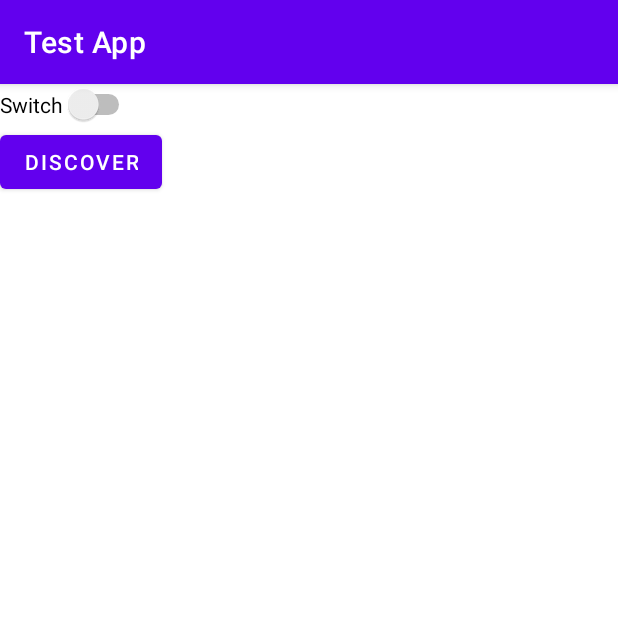
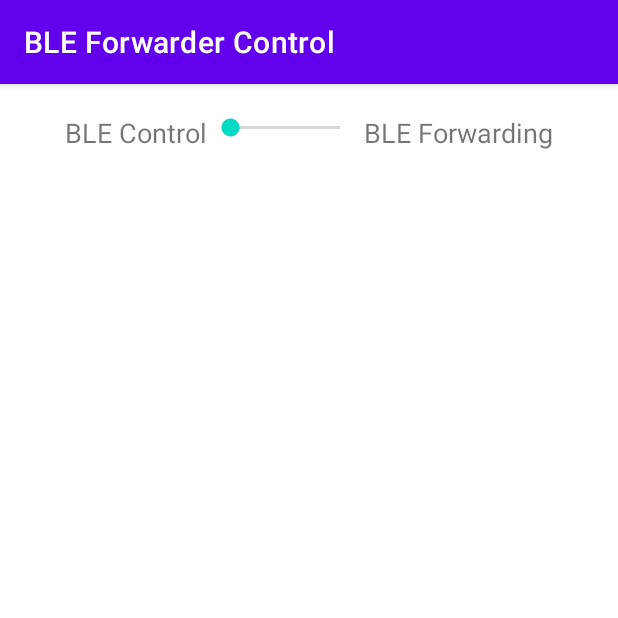
Before and after one commit to mythu207/thesis, an Android app: the GattActivity screen opened directly, with no data from a screen before it, on a phone screen of 412 x 824 dp, the top half of it. Run offline under Robolectric (Android 15) with nearby library versions, the phone set to English and light mode, and no system bars; 1 statement that could not run was skipped.

Commit message:
Update App

```diff
--- a/Android App/app/src/main/java/com/example/testapp/GattActivity.java
+++ b/Android App/app/src/main/java/com/example/testapp/GattActivity.java
@@ -27,6 +27,7 @@ import android.widget.ArrayAdapter;
 import android.widget.Button;
 import android.widget.CompoundButton;
 import android.widget.EditText;
+import android.widget.SeekBar;
 import android.widget.Switch;
 
 import java.util.ArrayList;
@@ -40,7 +41,7 @@ public class GattActivity extends AppCompatActivity {
     boolean connected;
     String deviceAddress;
     Button btnSendDiscoverCommand;
-
+    SeekBar chooseBleMode;
 
     Switch switchNotify;
     ArrayList mGattCharacteristics;
@@ -80,8 +81,10 @@ public class GattActivity extends AppCompatActivity {
     protected void onCreate(@Nullable Bundle savedInstanceState) {
         super.onCreate(savedInstanceState);
         setContentView(R.layout.activity_gatt);
+        setTitle("BLE Forwarder Control");
         btnSendDiscoverCommand = findViewById(R.id.btnSendDiscoverCommand);
         switchNotify = findViewById(R.id.notifySwitch);
+        chooseBleMode = findViewById(R.id.chooseBleMode);
 
         Intent intent = getIntent();
         if(null != intent){
@@ -90,6 +93,33 @@ public class GattActivity extends AppCompatActivity {
             bindService(gattServiceIntent, serviceConnection, Context.BIND_AUTO_CREATE);
             registerReceiver(gattUpdateReceiver, makeGattUpdateIntentFilter());
         }
+
+        chooseBleMode.setOnSeekBarChangeListener(new SeekBar.OnSeekBarChangeListener() {
+            @Override
+            public void onProgressChanged(SeekBar seekBar, int i, boolean b) {
+                if (i == 2){
+                    bluetoothService.writeNotification(true);
+                    switchNotify.setVisibility(View.GONE);
+                    btnSendDiscoverCommand.setVisibility(View.VISIBLE);
+                }
+                else{
+                    bluetoothService.writeNotification(false);
+                    switchNotify.setVisibility(View.GONE);
+                    btnSendDiscoverCommand.setVisibility(View.GONE);
+                }
+            }
+
+            @Override
+            public void onStartTrackingTouch(SeekBar seekBar) {
+
+            }
+
+            @Override
+            public void onStopTrackingTouch(SeekBar seekBar) {
+
+            }
+        });
+
         switchNotify.setOnCheckedChangeListener(new CompoundButton.OnCheckedChangeListener() {
             @Override
             public void onCheckedChanged(CompoundButton compoundButton, boolean isChecked) {
--- a/Android App/app/src/main/java/com/example/testapp/ModeSelectActivity.java
+++ b/Android App/app/src/main/java/com/example/testapp/ModeSelectActivity.java
@@ -29,6 +29,7 @@ public class ModeSelectActivity extends AppCompatActivity {
     protected void onCreate(Bundle savedInstanceState) {
         super.onCreate(savedInstanceState);
         setContentView(R.layout.activity_mode_select);
+        setTitle("Thread Device Control");
         Intent intent = getIntent();
         if(null != intent){
             deviceAddress = intent.getStringExtra("deviceAddress");
--- a/Android App/app/src/main/res/layout/activity_gatt.xml
+++ b/Android App/app/src/main/res/layout/activity_gatt.xml
@@ -1,10 +1,40 @@
 <?xml version="1.0" encoding="utf-8"?>
-<androidx.constraintlayout.widget.ConstraintLayout xmlns:android="http://schemas.android.com/apk/res/android"
+<LinearLayout xmlns:android="http://schemas.android.com/apk/res/android"
     xmlns:app="http://schemas.android.com/apk/res-auto"
     xmlns:tools="http://schemas.android.com/tools"
     android:layout_width="match_parent"
     android:layout_height="match_parent"
-    tools:context=".GattActivity">
+    tools:context=".GattActivity"
+    android:orientation="vertical">
+    <LinearLayout
+        android:layout_width="match_parent"
+        android:layout_height="wrap_content"
+        android:orientation="horizontal"
+        android:layout_marginTop="20dp"
+        >
+        <TextView
+            android:layout_width="wrap_content"
+            android:layout_height="wrap_content"
+            android:text="BLE Control"
+            android:layout_weight="3"
+            android:textSize="18dp"
+            android:textAlignment="viewEnd"></TextView>
+        <SeekBar
+            android:id="@+id/chooseBleMode"
+            android:layout_width="wrap_content"
+            android:layout_height="wrap_content"
+            android:max="2"
+            android:min="1"
+            tools:layout_editor_absoluteX="41dp"
+            tools:layout_editor_absoluteY="229dp"
+            android:layout_weight="4"/>
+        <TextView
+            android:layout_width="wrap_content"
+            android:layout_height="wrap_content"
+            android:text="BLE Forwarding"
+            android:layout_weight="3"
+            android:textSize="18dp"></TextView>
+    </LinearLayout>
 
     <Button
         android:id="@+id/btnSendDiscoverCommand"
@@ -13,8 +43,8 @@
         android:layout_marginTop="28dp"
         android:text="Discover"
         app:layout_constraintTop_toTopOf="parent"
-        tools:layout_editor_absoluteX="146dp" />
-
+        tools:layout_editor_absoluteX="146dp"
+        android:visibility="gone"/>
 
 
     <Switch
@@ -22,7 +52,10 @@
         android:layout_width="wrap_content"
         android:layout_height="wrap_content"
         android:text="Switch"
-        tools:layout_editor_absoluteX="91dp"
-        tools:layout_editor_absoluteY="172dp" />
+        tools:layout_editor_absoluteX="26dp"
+        tools:layout_editor_absoluteY="49dp"
+        android:visibility="gone"/>
 
-</androidx.constraintlayout.widget.ConstraintLayout>
+
+
+</LinearLayout>
--- a/Android App/app/src/main/res/layout/activity_main.xml
+++ b/Android App/app/src/main/res/layout/activity_main.xml
@@ -28,4 +28,5 @@
         app:layout_constraintHorizontal_bias="0.0"
         app:layout_constraintStart_toStartOf="parent"
         app:layout_constraintTop_toTopOf="parent" />
+
 </androidx.constraintlayout.widget.ConstraintLayout>
```
Also changed, not shown: 11 other files.
